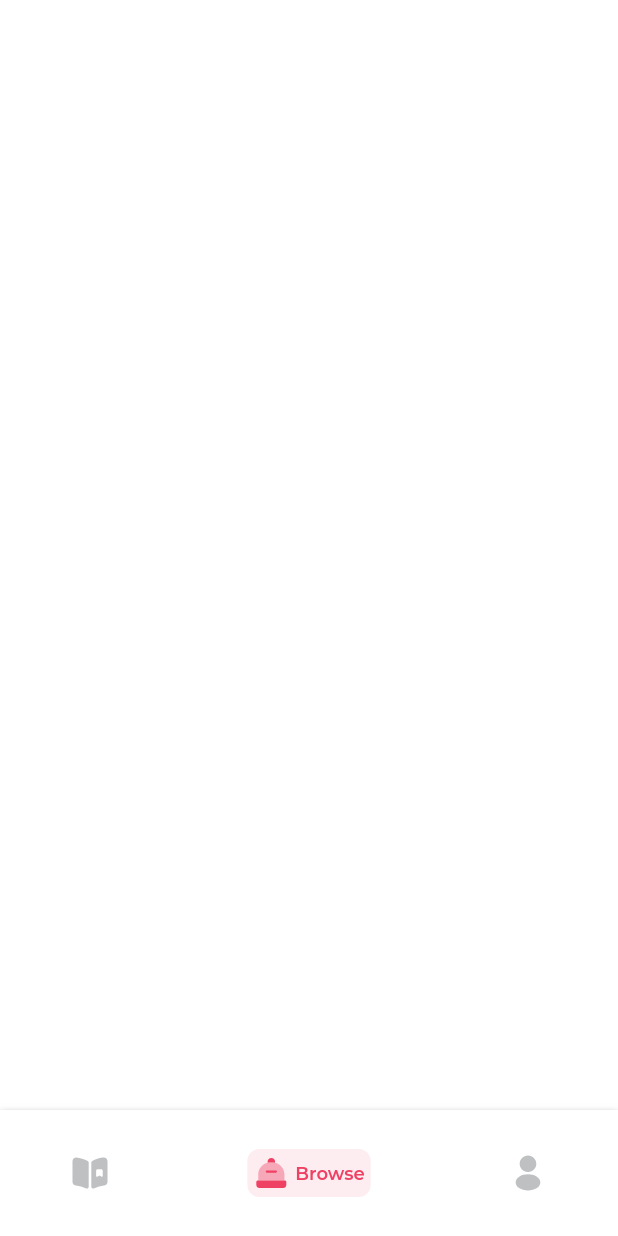
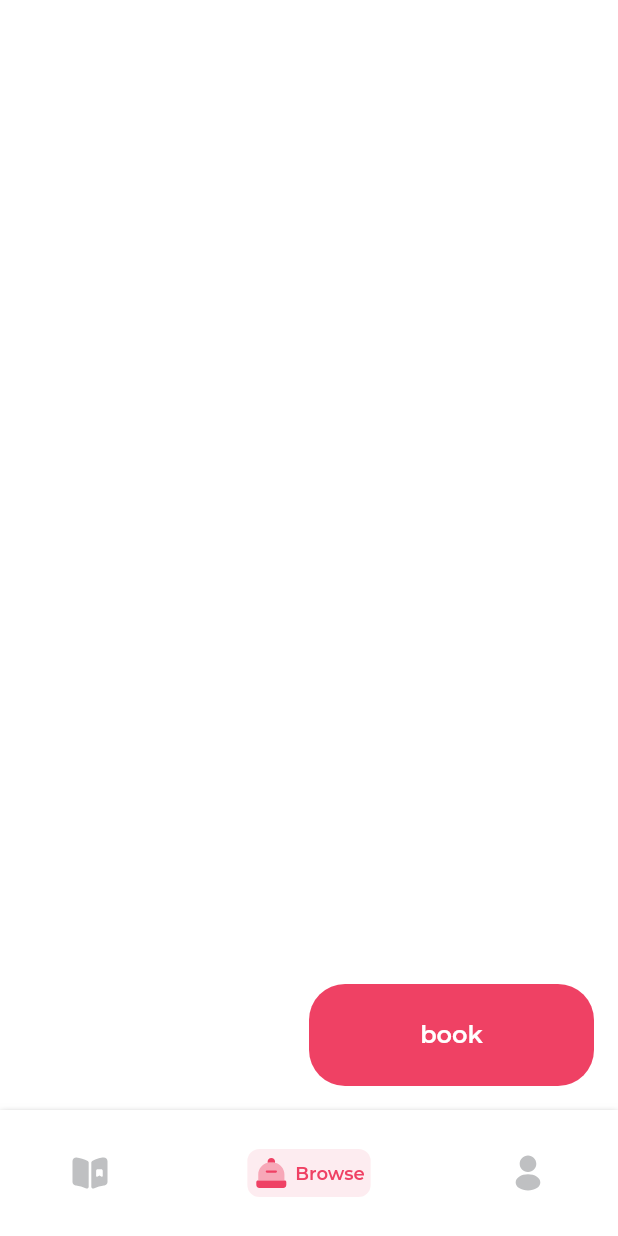
Before and after one commit to mahdidahouei/dine_ui_test, a Flutter app: the screen it shows after launch, on a phone screen of 412 x 824 dp. Run offline on Flutter 3.47's test engine with Material 2 defaults, Android fonts, the phone set to English and light mode, and no system bars; our stand-ins replace flutter_svg.

Commit message:
added dine floating action button

```diff
--- a/lib/core/assets/app_svg.dart
+++ b/lib/core/assets/app_svg.dart
@@ -1,5 +1,6 @@
+import 'package:flutter_svg/flutter_svg.dart';
+
 import 'package:dine_test/features/presentation/global/themes/app_themes.dart';
-import 'package:flutter_svg/flutter_svg.dart';
 
 abstract class AppSvg {
   static late final arrowLeft = SvgPicture.asset("assets/svg/arrow_left.svg");
--- a/lib/features/presentation/global/constants.dart
+++ b/lib/features/presentation/global/constants.dart
@@ -1 +1,3 @@
 const kDineBottomNavigationBarHeight = 84.0;
+
+const kDineButtonHeight = 68.0;
--- a/lib/features/presentation/global/localizations/app_localizations.dart
+++ b/lib/features/presentation/global/localizations/app_localizations.dart
@@ -3,6 +3,7 @@ import 'dart:convert';
 
 import 'package:flutter/material.dart';
 import 'package:flutter/services.dart';
+
 import 'package:flutter_localizations/flutter_localizations.dart';
 
 part 'app_localizations_delegate.dart';
--- a/lib/features/presentation/global/themes/app_fonts.dart
+++ b/lib/features/presentation/global/themes/app_fonts.dart
@@ -32,6 +32,11 @@ class AppFonts {
       fontWeight: DineFontWeight.regular,
       color: textsColor,
     ).withZoomFix,
+    bodyText2: const TextStyle(
+      fontSize: 17,
+      fontWeight: DineFontWeight.regular,
+      color: textsColor,
+    ).withZoomFix,
     button: const TextStyle(
       fontSize: 16,
       fontWeight: DineFontWeight.semiBold,
--- a/lib/features/presentation/global/widgets/dine_bottom_navigation_bar.dart
+++ b/lib/features/presentation/global/widgets/dine_bottom_navigation_bar.dart
@@ -1,6 +1,6 @@
-import 'package:dine_test/features/presentation/global/animations/animated_donak_opacity.dart';
 import 'package:flutter/material.dart';
 
+import 'package:dine_test/features/presentation/global/animations/animated_donak_opacity.dart';
 import '../constants.dart';
 
 class DineBottomNavigationBar extends StatelessWidget {
@@ -18,7 +18,7 @@ class DineBottomNavigationBar extends StatelessWidget {
   @override
   Widget build(BuildContext context) {
     final themeData = Theme.of(context);
-    return Ink(
+    return Container(
       height: kDineBottomNavigationBarHeight,
       decoration: BoxDecoration(
         color: themeData.scaffoldBackgroundColor,
@@ -30,6 +30,9 @@ class DineBottomNavigationBar extends StatelessWidget {
           ),
         ],
       ),
+      child: Material(
+        color: Colors.transparent,
+        child: Padding(
           padding: const EdgeInsets.symmetric(horizontal: 36.0),
           child: Row(
             mainAxisAlignment: MainAxisAlignment.spaceBetween,
@@ -43,6 +46,8 @@ class DineBottomNavigationBar extends StatelessWidget {
                   isSelected: i == currentIndex,
                 ),
             ],
+          ),
+        ),
       ),
     );
   }
--- a/lib/features/presentation/global/widgets/dine_floating_action_button.dart
+++ b/lib/features/presentation/global/widgets/dine_floating_action_button.dart
@@ -0,0 +1,41 @@
+import 'package:dine_test/features/presentation/global/constants.dart';
+import 'package:flutter/material.dart';
+
+class DineFloatingActionButton extends StatelessWidget {
+  const DineFloatingActionButton({
+    Key? key,
+    required this.text,
+    required this.onPressed,
+  }) : super(key: key);
+
+  final String text;
+  final VoidCallback onPressed;
+
+  @override
+  Widget build(BuildContext context) {
+    const borderRadius = BorderRadius.all(Radius.circular(24.0));
+    final themeData = Theme.of(context);
+    final mediaQueryData = MediaQuery.of(context);
+    return Material(
+      borderRadius: borderRadius,
+      clipBehavior: Clip.antiAlias,
+      color: themeData.primaryColor,
+      child: InkWell(
+        onTap: onPressed,
+        highlightColor: Colors.transparent,
+        child: Ink(
+          width: (mediaQueryData.size.width - 32) / 2,
+          height: kDineButtonHeight,
+          child: Center(
+            child: Text(
+              text,
+              style: themeData.textTheme.button!.apply(
+                color: Colors.white,
+              ),
+            ),
+          ),
+        ),
+      ),
+    );
+  }
+}
--- /dev/null
+++ b/lib/features/presentation/pages/book_saved_page/book_saved_page.dart
@@ -0,0 +1,14 @@
+import '../../global/localizations/app_localizations.dart';
+import 'package:flutter/material.dart';
+
+class BookSavedPage extends StatelessWidget {
+  const BookSavedPage({Key? key}) : super(key: key);
+
+  @override
+  Widget build(BuildContext context) {
+    final localizations = AppLocalizations.of(context);
+    return Center(
+      child: Text(localizations.translate("book")),
+    );
+  }
+}
--- /dev/null
+++ b/lib/features/presentation/pages/foods_page/food_page.dart
@@ -0,0 +1,26 @@
+import '../../global/widgets/dine_floating_action_button.dart';
+import 'package:flutter/material.dart';
+
+import '../../global/localizations/app_localizations.dart';
+
+class FoodPage extends StatefulWidget {
+
+  const FoodPage({Key? key}) : super(key: key);
+
+  @override
+  State<FoodPage> createState() => _FoodPageState();
+}
+
+class _FoodPageState extends State<FoodPage> {
+
+  @override
+  Widget build(BuildContext context) {
+    final localizations = AppLocalizations.of(context);
+    return Scaffold(
+      floatingActionButton: DineFloatingActionButton(
+        text: localizations.translate("book"),
+        onPressed: () {},
+      ),
+    );
+  }
+}
--- a/lib/features/presentation/pages/foods_page/foods_page.dart
+++ b/lib/features/presentation/pages/main_page/main_page.dart
@@ -1,25 +1,37 @@
-import 'package:dine_test/core/assets/app_svg.dart';
-import 'package:dine_test/features/presentation/global/localizations/app_localizations.dart';
+import 'package:dine_test/features/presentation/pages/book_saved_page/book_saved_page.dart';
+import 'package:dine_test/features/presentation/pages/foods_page/food_page.dart';
+import 'package:dine_test/features/presentation/pages/profile_page/profile_page.dart';
 
-import '../../global/widgets/dine_bottom_navigation_bar.dart';
+import '../../global/widgets/dine_floating_action_button.dart';
 import 'package:flutter/material.dart';
 
-class FoodsPage extends StatefulWidget {
+import '../../../../core/assets/app_svg.dart';
+import '../../global/localizations/app_localizations.dart';
+import '../../global/widgets/dine_bottom_navigation_bar.dart';
+
+class MainPage extends StatefulWidget {
   static const routeName = "/foods";
 
-  const FoodsPage({Key? key}) : super(key: key);
+  const MainPage({Key? key}) : super(key: key);
 
   @override
-  State<FoodsPage> createState() => _FoodsPageState();
+  State<MainPage> createState() => _MainPageState();
 }
 
-class _FoodsPageState extends State<FoodsPage> {
+class _MainPageState extends State<MainPage> {
   int _currentIndex = 1;
+
+  late List<Widget> pages = const [
+    BookSavedPage(),
+    FoodPage(),
+    ProfilePage(),
+  ];
 
   @override
   Widget build(BuildContext context) {
     final localizations = AppLocalizations.of(context);
     return Scaffold(
+      body: pages[_currentIndex],
       bottomNavigationBar: DineBottomNavigationBar(
         items: [
           DineBottomNavigationBarItem(
--- /dev/null
+++ b/lib/features/presentation/pages/profile_page/profile_page.dart
@@ -0,0 +1,14 @@
+import '../../global/localizations/app_localizations.dart';
+import 'package:flutter/material.dart';
+
+class ProfilePage extends StatelessWidget {
+  const ProfilePage({Key? key}) : super(key: key);
+
+  @override
+  Widget build(BuildContext context) {
+    final localizations = AppLocalizations.of(context);
+    return Center(
+      child: Text(localizations.translate("account")),
+    );
+  }
+}
--- a/lib/main.dart
+++ b/lib/main.dart
@@ -1,8 +1,8 @@
-import 'package:dine_test/features/presentation/pages/foods_page/foods_page.dart';
 import 'package:flutter/material.dart';
 
 import 'features/presentation/global/localizations/app_localizations.dart';
 import 'features/presentation/global/themes/app_themes.dart';
+import 'features/presentation/pages/main_page/main_page.dart';
 
 void main() {
   runApp(const DineApp());
@@ -19,9 +19,9 @@ class DineApp extends StatelessWidget {
       supportedLocales: AppSupportedLocales.all,
       localizationsDelegates: AppLocalizations.delegates,
       localeResolutionCallback: AppLocalizations.localeResolutionCallback,
-      initialRoute: FoodsPage.routeName,
+      initialRoute: MainPage.routeName,
       routes: {
-        FoodsPage.routeName: (context) => const FoodsPage(),
+        MainPage.routeName: (context) => const MainPage(),
       },
     );
   }
--- a/pubspec.yaml
+++ b/pubspec.yaml
@@ -18,6 +18,11 @@ dev_dependencies:
   flutter_test:
     sdk: flutter
   flutter_lints: ^1.0.0
+  import_sorter: ^4.4.1
+
+# flutter pub run import_sorter:main
+import_sorter:
+  comments: false
 
 flutter:
   uses-material-design: true
```
Also changed, not shown: pubspec.lock, 1 other file. Lines whose indentation alone changed are shown as unchanged.
